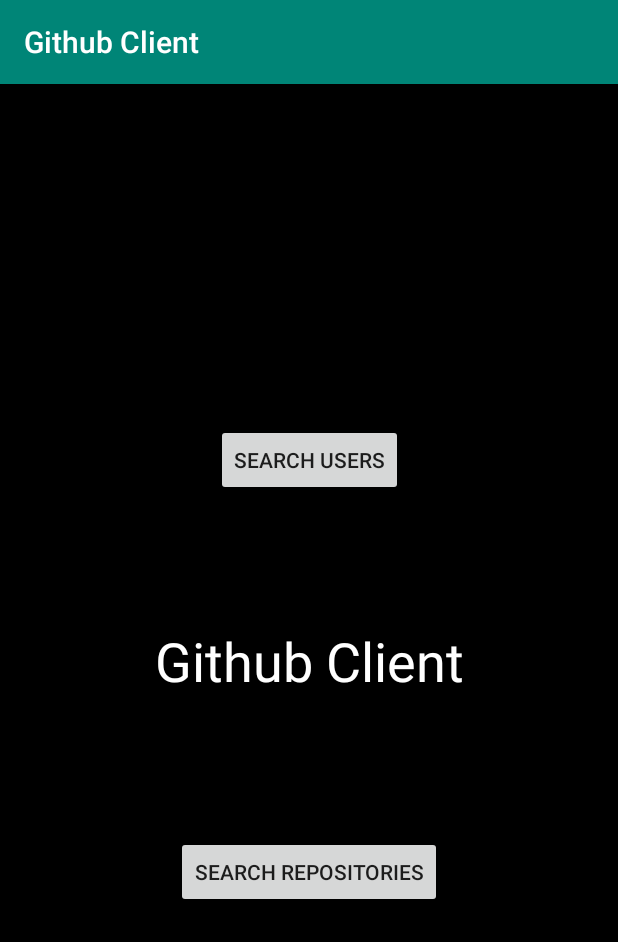
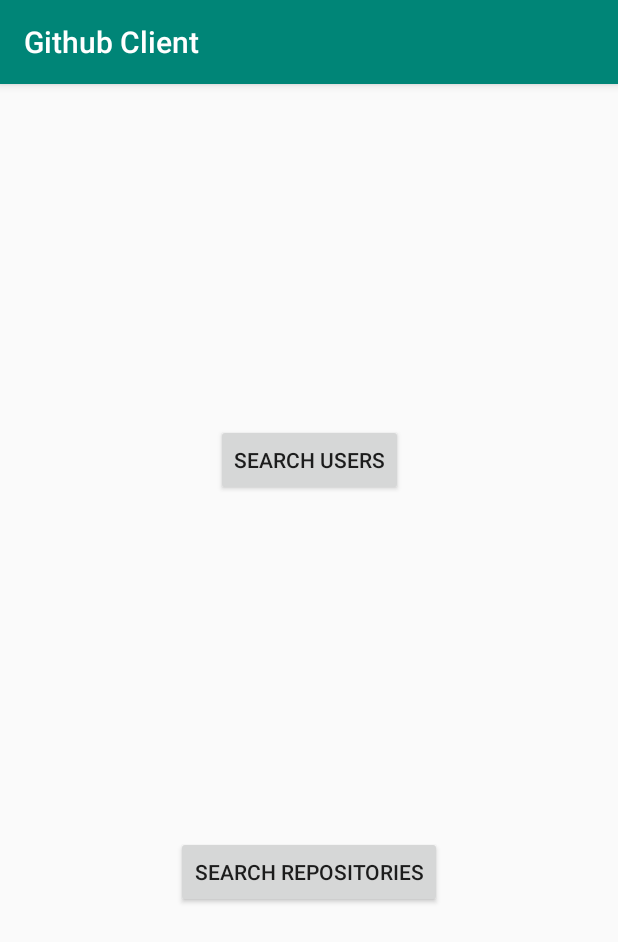
Before and after one commit to MateuszKrawczuk/GithubClient, an Android app: the screen it shows after launch (MainActivity), on a phone screen of 412 x 824 dp. Shown: the top 942 px of the screen. Run offline under Robolectric (Android 15) with nearby library versions, the phone set to English and light mode, and no system bars; our stand-ins replace Dagger/Hilt's generated code; 1 statement that could not run was skipped.

Commit message:
Fix navigation framework bug.
- Use Navigation FragmentContainerView instead of FrameLayout and newer navigation framework
- https://issuetracker.google.com/issues/137310379
- https://issuetracker.google.com/issues/37036000

```diff
--- a/app/src/main/java/pl/mateuszkrawczuk/githubclient/ui/main/MainMenuFragment.kt
+++ b/app/src/main/java/pl/mateuszkrawczuk/githubclient/ui/main/MainMenuFragment.kt
@@ -24,12 +24,10 @@ class MainMenuFragment : Fragment() {
     override fun onViewCreated(view: View, savedInstanceState: Bundle?) {
         super.onViewCreated(view, savedInstanceState)
         searchUserButton.setOnClickListener {
-            disableButtons()
             it.findNavController()
                 .navigate(MainMenuFragmentDirections.actionMainMenuFragmentToUserSearchFragment())
         }
         searchRepoButton.setOnClickListener {
-            disableButtons()
             it.findNavController()
                 .navigate(MainMenuFragmentDirections.actionMainMenuFragmentToUserSearchFragment())
         }
@@ -38,8 +36,4 @@ class MainMenuFragment : Fragment() {
 /* TODO: Investigate and fix bug with nav framework.
      It doesn't remove/hide previous fragment from view */
 
-    private fun disableButtons() {
-        searchUserButton.visibility = View.GONE
-        searchRepoButton.visibility = View.GONE
-    }
 }
--- a/app/src/main/res/layout/main_activity.xml
+++ b/app/src/main/res/layout/main_activity.xml
@@ -8,16 +8,13 @@
     tools:context=".MainActivity">
 
 
-    <fragment
+    <androidx.fragment.app.FragmentContainerView
         android:id="@+id/nav_host_fragment"
-        android:name="androidx.navigation.fragment.NavHostFragment"
         android:layout_width="match_parent"
         android:layout_height="match_parent"
-        app:defaultNavHost="true"
         app:layout_constraintBottom_toBottomOf="parent"
         app:layout_constraintLeft_toLeftOf="parent"
         app:layout_constraintRight_toRightOf="parent"
-        app:layout_constraintTop_toTopOf="parent"
-        app:navGraph="@navigation/navcomponent" />
+        app:layout_constraintTop_toTopOf="parent" />
 
 </FrameLayout>
--- a/app/src/main/res/navigation/navcomponent.xml
+++ b/app/src/main/res/navigation/navcomponent.xml
@@ -12,7 +12,10 @@
         tools:layout="@layout/fragment_welcome_screen">
         <action
             android:id="@+id/action_welcomeScreenFragment_to_mainMenuFragment2"
-            app:destination="@id/mainMenuFragment" />
+            app:destination="@id/mainMenuFragment"
+            app:popUpTo="@+id/mainMenuFragment"
+            app:popUpToInclusive="true"
+            />
     </fragment>
     <fragment
         android:id="@+id/mainMenuFragment"
@@ -21,7 +24,10 @@
         tools:layout="@layout/fragment_main_menu">
         <action
             android:id="@+id/action_mainMenuFragment_to_userSearchFragment"
-            app:destination="@id/userSearchFragment" />
+            app:destination="@id/userSearchFragment"
+            app:popUpTo="@+id/userSearchFragment"
+            app:popUpToInclusive="true"
+            />
     </fragment>
     <fragment
         android:id="@+id/userSearchFragment"
--- a/build.gradle
+++ b/build.gradle
@@ -2,7 +2,7 @@
 
 buildscript {
     ext.kotlin_version = '1.3.61'
-    ext.nav_version = '2.1.0'
+    ext.nav_version = '2.2.0-rc03'
     ext.dagger_version = '2.25.2'
 
     repositories {
@@ -11,7 +11,7 @@ buildscript {
 
     }
     dependencies {
-        classpath 'com.android.tools.build:gradle:3.5.2'
+        classpath 'com.android.tools.build:gradle:3.5.3'
         classpath "org.jetbrains.kotlin:kotlin-gradle-plugin:$kotlin_version"
         classpath "androidx.navigation:navigation-safe-args-gradle-plugin:$nav_version"
         // NOTE: Do not place your application dependencies here; they belong
```
